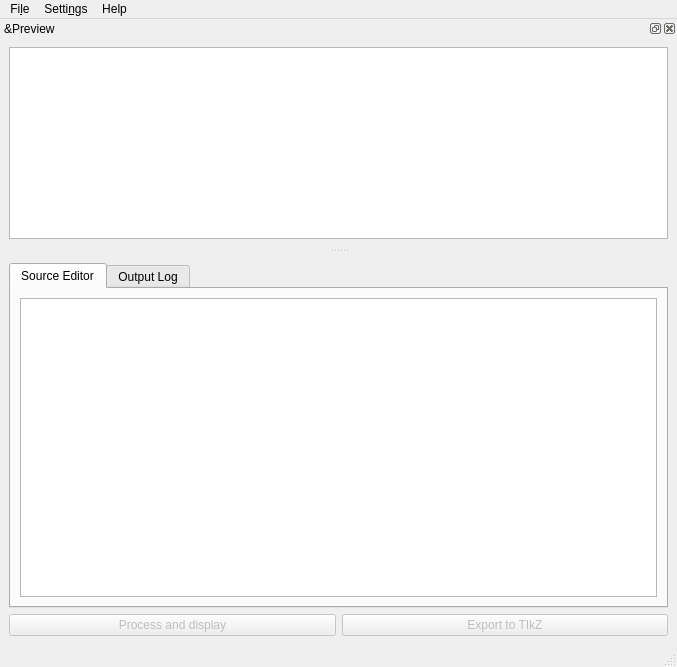
Above: pycirkuit/ui/mainwindow.ui from orestesmas/pycirkuit before the change. Below: the same form after it.
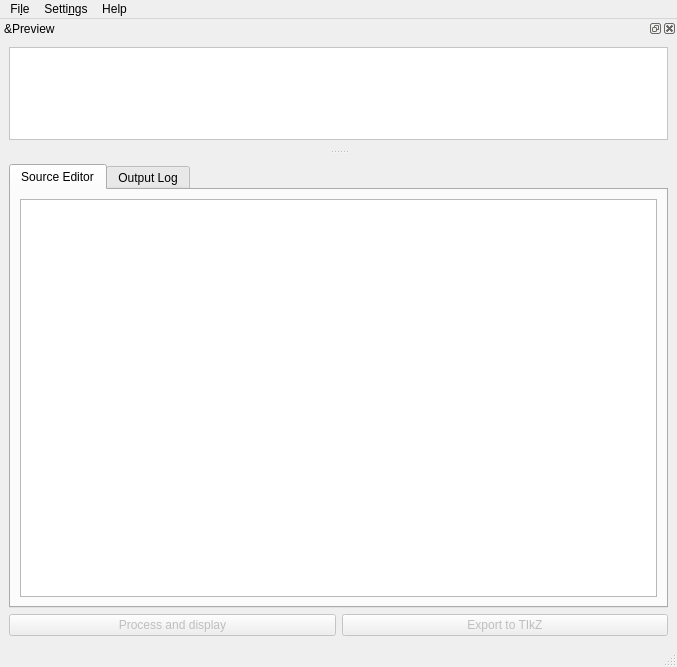
That is the form after the change. Icons and pictures are not drawn. Custom widgets are drawn as their Qt base class.

Commit message:
Work on zoomable image. Now image is displayed and centered.
Some work has still to be done:
 - Resizing dock widget for better image fitting
 - How to paint text in color
 - Vectorial zoom (no quality loss)
 - Multithreading zoomed image generation
 - ...

Diff of the .ui file:
```diff
--- a/pycirkuit/ui/mainwindow.ui
+++ b/pycirkuit/ui/mainwindow.ui
@@ -131,7 +131,7 @@
      <x>0</x>
      <y>0</y>
      <width>677</width>
-     <height>25</height>
+     <height>34</height>
     </rect>
    </property>
    <widget class="QMenu" name="menuFile">
@@ -174,8 +174,8 @@
    </property>
    <property name="minimumSize">
     <size>
-     <width>96</width>
-     <height>110</height>
+     <width>100</width>
+     <height>130</height>
     </size>
    </property>
    <property name="windowIcon">
@@ -197,12 +197,15 @@
     </property>
     <layout class="QHBoxLayout" name="horizontalLayout_2">
      <item>
-      <widget class="pycktPreviewImage" name="previewImage">
+      <widget class="pycktImageViewer" name="imageViewer">
        <property name="acceptDrops">
         <bool>false</bool>
        </property>
+       <property name="styleSheet">
+        <string notr="true">background-color: rgb(255, 255, 255);</string>
+       </property>
        <property name="sizeAdjustPolicy">
-        <enum>QAbstractScrollArea::AdjustIgnored</enum>
+        <enum>QAbstractScrollArea::AdjustToContents</enum>
        </property>
        <property name="dragMode">
         <enum>QGraphicsView::ScrollHandDrag</enum>
@@ -364,9 +367,9 @@
    <header>pycirkuit/texteditor.h</header>
   </customwidget>
   <customwidget>
-   <class>pycktPreviewImage</class>
+   <class>pycktImageViewer</class>
    <extends>QGraphicsView</extends>
-   <header>pycirkuit/previewimage.h</header>
+   <header>pycirkuit/imageviewer.h</header>
   </customwidget>
  </customwidgets>
  <tabstops>
```
The commit also changes 5 other files.
